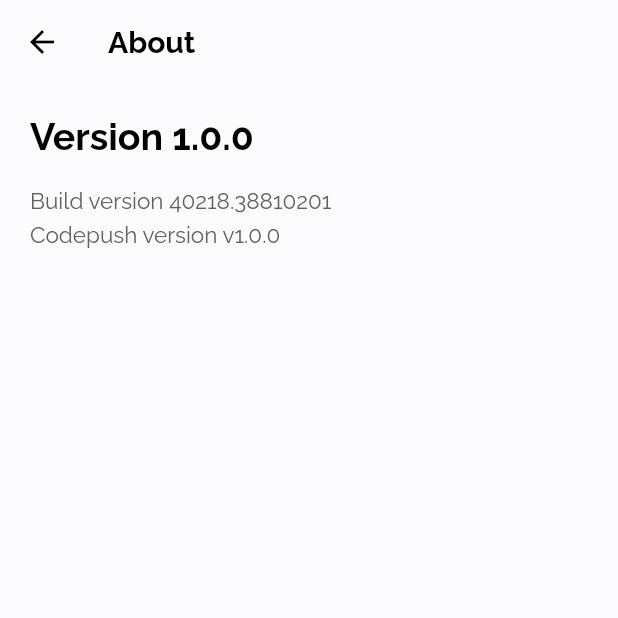
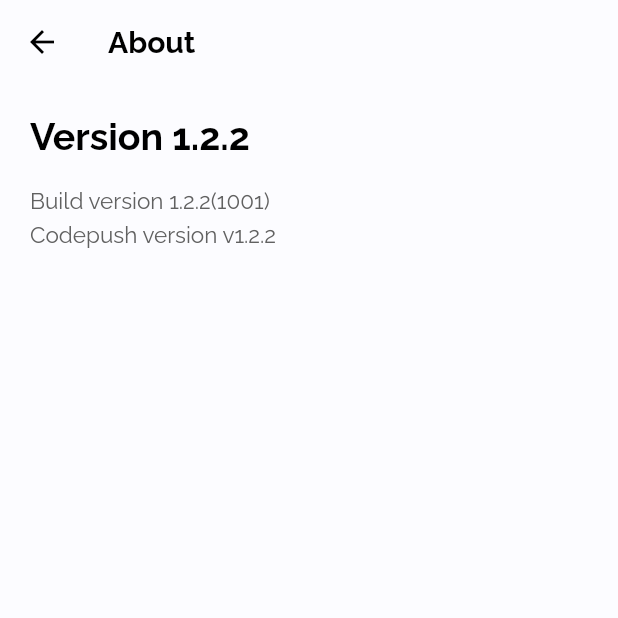
Before and after one commit to afrobeezy/Meals-App, a Flutter app: the AboutScreen screen opened directly, on a phone screen of 412 x 824 dp, the top half of it. Run offline on Flutter 3.47's test engine with Material 2 defaults, Android fonts, the phone set to English and light mode, and no system bars; our stand-ins replace cached_network_image, cloud_firestore, country_code_picker, firebase_auth, firebase_core, flutter_icons and 5 more; missing offline and left inert: dart:ffi; accounts and stored records are empty; generated files the repository leaves out were written again.

Commit message:
Improve UI code

```diff
--- a/lib/screens/about_screen.dart
+++ b/lib/screens/about_screen.dart
@@ -20,7 +20,7 @@ class AboutScreen extends StatelessWidget {
             crossAxisAlignment: CrossAxisAlignment.start,
             children: [
               Text(
-                'Version 1.0.0',
+                'Version 1.2.2',
                 style: TextStyle(
                     fontFamily: 'Raleway',
                     fontSize: 25,
@@ -29,7 +29,7 @@ class AboutScreen extends StatelessWidget {
               ),
               SizedBox(height: 20),
               Text(
-                'Build version 40218.38810201',
+                'Build version 1.2.2(1001)',
                 style: TextStyle(
                     fontFamily: 'Raleway',
                     fontSize: 15,
@@ -38,7 +38,7 @@ class AboutScreen extends StatelessWidget {
               ),
               SizedBox(height: 5),
               Text(
-                'Codepush version v1.0.0',
+                'Codepush version v1.2.2',
                 style: TextStyle(
                     fontFamily: 'Raleway',
                     fontSize: 15,
```
